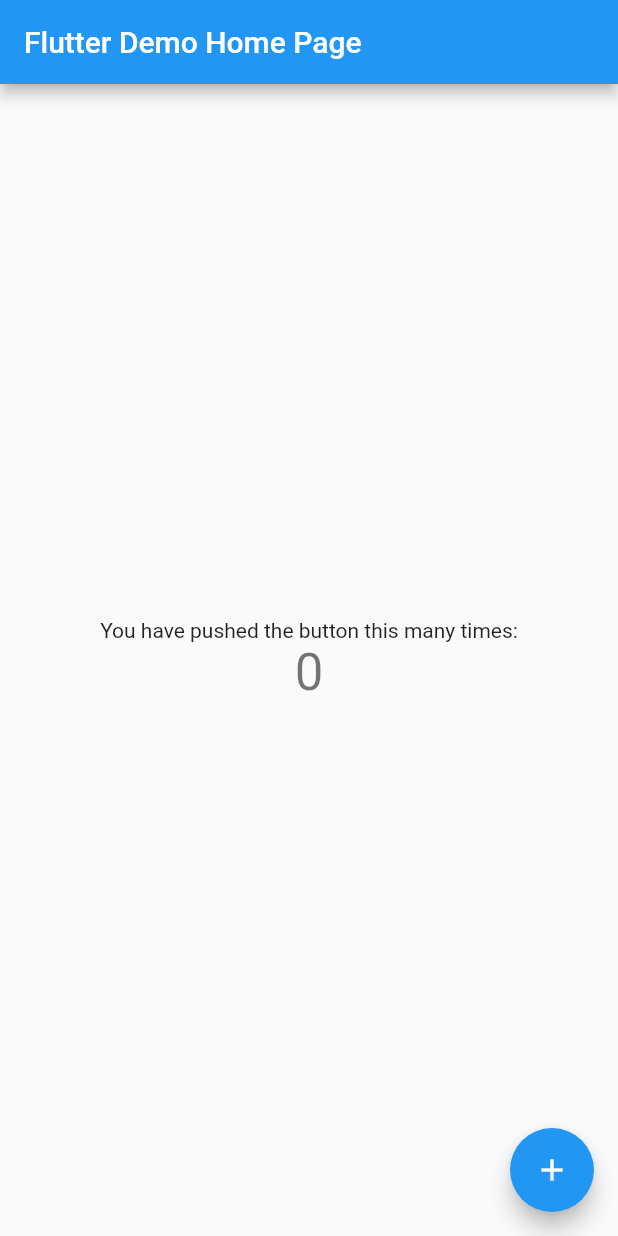
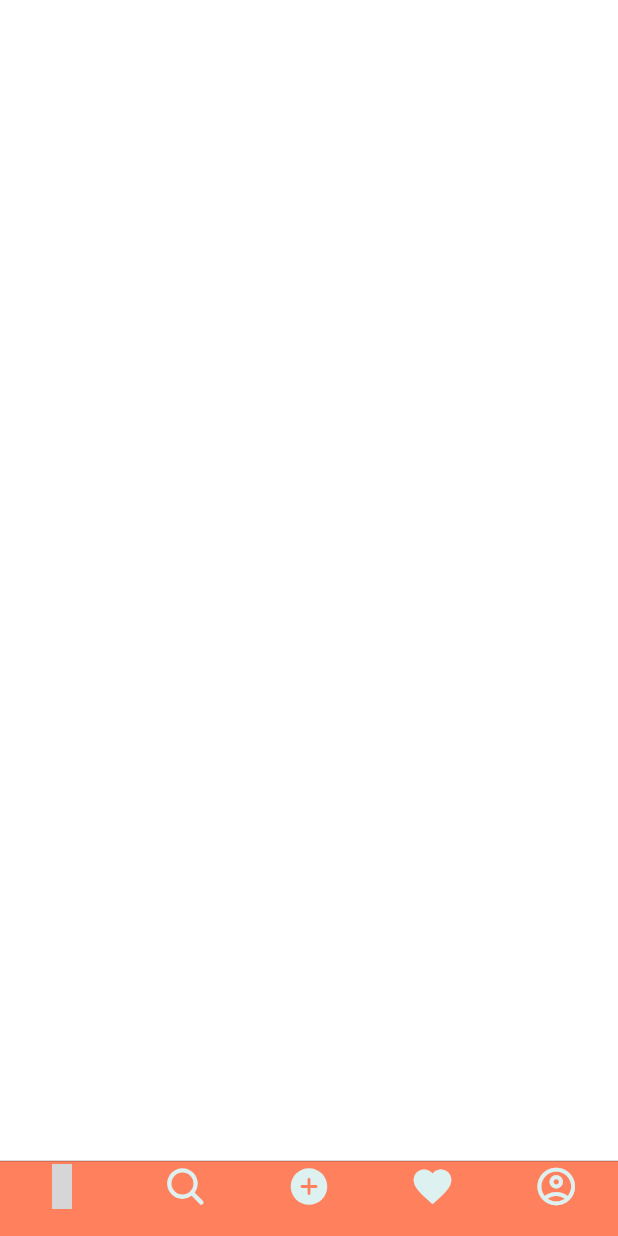
Before and after one commit to humeyrapolat/Petopia, a Flutter app: the screen it shows after launch, on a phone screen of 412 x 824 dp. Run offline on Flutter 3.47's test engine with Material 2 defaults, Android fonts, the phone set to English and light mode, and no system bars; our stand-ins replace flutter_icons_null_safety; grey boxes are pictures that could not be loaded.

Commit message:
update consts.dart class
Update constant class and added main_screen page

Co-Authored-By: Hümeyra Polat <71139790+humeyrapolat@users.noreply.github.com>

```diff
--- /dev/null
+++ b/lib/features/presentations/main_screen/main_screen.dart
@@ -0,0 +1,63 @@
+import 'package:flutter/cupertino.dart';
+import 'package:flutter/material.dart';
+import 'package:flutter_icons_null_safety/flutter_icons_null_safety.dart';
+import 'package:petopia/util/consts.dart';
+
+
+
+class MainScreen extends StatefulWidget {
+  const MainScreen({Key? key}) : super(key: key);
+
+  @override
+  State<MainScreen> createState() => _MainScreenState();
+}
+
+class _MainScreenState extends State<MainScreen> {
+
+  int _currentIndex = 0;
+
+  late PageController pageController;
+
+  @override
+  void initState() {
+    pageController = PageController();
+    super.initState();
+  }
+
+  @override
+  void dispose() {
+    pageController.dispose();
+    super.dispose();
+  }
+
+  void navigationTapped(int index) {
+    pageController.jumpToPage(index);
+  }
+
+  void onPageChanged(int index) {
+    setState(() {
+      _currentIndex = index;
+    });
+  }
+  @override
+  Widget build(BuildContext context) {
+    return Scaffold(
+      backgroundColor: backGroundColor,
+      bottomNavigationBar: CupertinoTabBar(
+        backgroundColor: darkOrangeColor,
+        items: [
+          BottomNavigationBarItem(icon: Icon(MaterialCommunityIcons.home_variant, color: lightBlueGreenColor), label: ""),
+          BottomNavigationBarItem(icon: Icon(Ionicons.md_search, color: lightBlueGreenColor), label: ""),
+          BottomNavigationBarItem(icon: Icon(Ionicons.md_add_circle, color: lightBlueGreenColor), label: ""),
+          BottomNavigationBarItem(icon: Icon(Icons.favorite, color: lightBlueGreenColor), label: ""),
+          BottomNavigationBarItem(icon: Icon(Icons.account_circle_outlined, color: lightBlueGreenColor), label: ""),
+
+        ],
+        onTap: navigationTapped,
+      ),
+      body: PageView(
+
+      ),
+    );
+  }
+}
--- a/lib/main.dart
+++ b/lib/main.dart
@@ -1,115 +1,21 @@
 import 'package:flutter/material.dart';
 
+import 'features/presentations/main_screen/main_screen.dart';
+
 void main() {
-  runApp(const MyApp());
+  runApp(MyApp());
 }
 
 class MyApp extends StatelessWidget {
-  const MyApp({super.key});
+  const MyApp({Key? key}) : super(key: key);
 
-  // This widget is the root of your application.
   @override
   Widget build(BuildContext context) {
     return MaterialApp(
-      title: 'Flutter Demo',
-      theme: ThemeData(
-        // This is the theme of your application.
-        //
-        // Try running your application with "flutter run". You'll see the
-        // application has a blue toolbar. Then, without quitting the app, try
-        // changing the primarySwatch below to Colors.green and then invoke
-        // "hot reload" (press "r" in the console where you ran "flutter run",
-        // or simply save your changes to "hot reload" in a Flutter IDE).
-        // Notice that the counter didn't reset back to zero; the application
-        // is not restarted.
-        primarySwatch: Colors.blue,
-      ),
-      home: const MyHomePage(title: 'Flutter Demo Home Page'),
+      debugShowCheckedModeBanner: false,
+      title: "Instagram Clone",
+      darkTheme: ThemeData.dark(),
+      home: MainScreen(),
     );
   }
 }
-
-class MyHomePage extends StatefulWidget {
-  const MyHomePage({super.key, required this.title});
-
-  // This widget is the home page of your application. It is stateful, meaning
-  // that it has a State object (defined below) that contains fields that affect
-  // how it looks.
-
-  // This class is the configuration for the state. It holds the values (in this
-  // case the title) provided by the parent (in this case the App widget) and
-  // used by the build method of the State. Fields in a Widget subclass are
-  // always marked "final".
-
-  final String title;
-
-  @override
-  State<MyHomePage> createState() => _MyHomePageState();
-}
-
-class _MyHomePageState extends State<MyHomePage> {
-  int _counter = 0;
-
-  void _incrementCounter() {
-    setState(() {
-      // This call to setState tells the Flutter framework that something has
-      // changed in this State, which causes it to rerun the build method below
-      // so that the display can reflect the updated values. If we changed
-      // _counter without calling setState(), then the build method would not be
-      // called again, and so nothing would appear to happen.
-      _counter++;
-    });
-  }
-
-  @override
-  Widget build(BuildContext context) {
-    // This method is rerun every time setState is called, for instance as done
-    // by the _incrementCounter method above.
-    //
-    // The Flutter framework has been optimized to make rerunning build methods
-    // fast, so that you can just rebuild anything that needs updating rather
-    // than having to individually change instances of widgets.
-    return Scaffold(
-      appBar: AppBar(
-        // Here we take the value from the MyHomePage object that was created by
-        // the App.build method, and use it to set our appbar title.
-        title: Text(widget.title),
-      ),
-      body: Center(
-        // Center is a layout widget. It takes a single child and positions it
-        // in the middle of the parent.
-        child: Column(
-          // Column is also a layout widget. It takes a list of children and
-          // arranges them vertically. By default, it sizes itself to fit its
-          // children horizontally, and tries to be as tall as its parent.
-          //
-          // Invoke "debug painting" (press "p" in the console, choose the
-          // "Toggle Debug Paint" action from the Flutter Inspector in Android
-          // Studio, or the "Toggle Debug Paint" command in Visual Studio Code)
-          // to see the wireframe for each widget.
-          //
-          // Column has various properties to control how it sizes itself and
-          // how it positions its children. Here we use mainAxisAlignment to
-          // center the children vertically; the main axis here is the vertical
-          // axis because Columns are vertical (the cross axis would be
-          // horizontal).
-          mainAxisAlignment: MainAxisAlignment.center,
-          children: <Widget>[
-            const Text(
-              'You have pushed the button this many times:',
-            ),
-            Text(
-              '$_counter',
-              style: Theme.of(context).textTheme.headlineMedium,
-            ),
-          ],
-        ),
-      ),
-      floatingActionButton: FloatingActionButton(
-        onPressed: _incrementCounter,
-        tooltip: 'Increment',
-        child: const Icon(Icons.add),
-      ), // This trailing comma makes auto-formatting nicer for build methods.
-    );
-  }
-}
```
Also changed, not shown: lib/util/consts.dart (+19 -6 lines), pubspec.yaml (+32 -1 lines), 6 other files.
